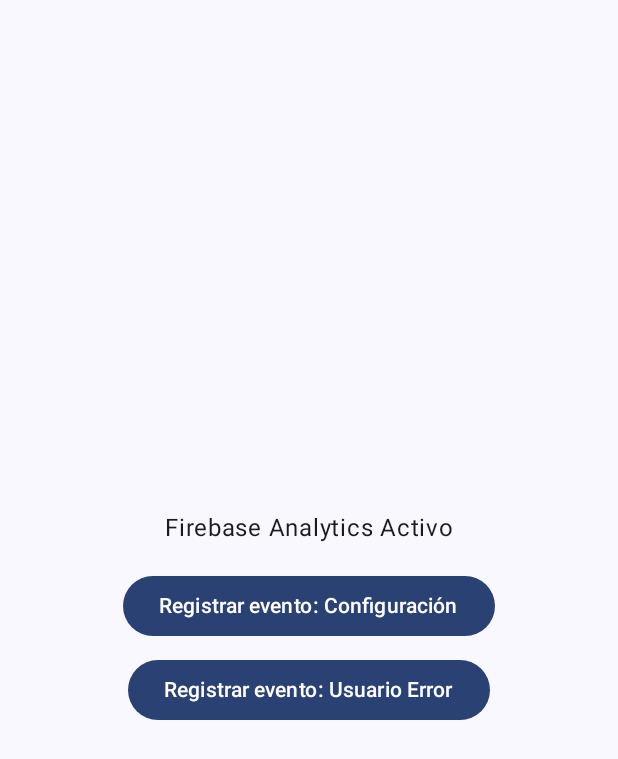
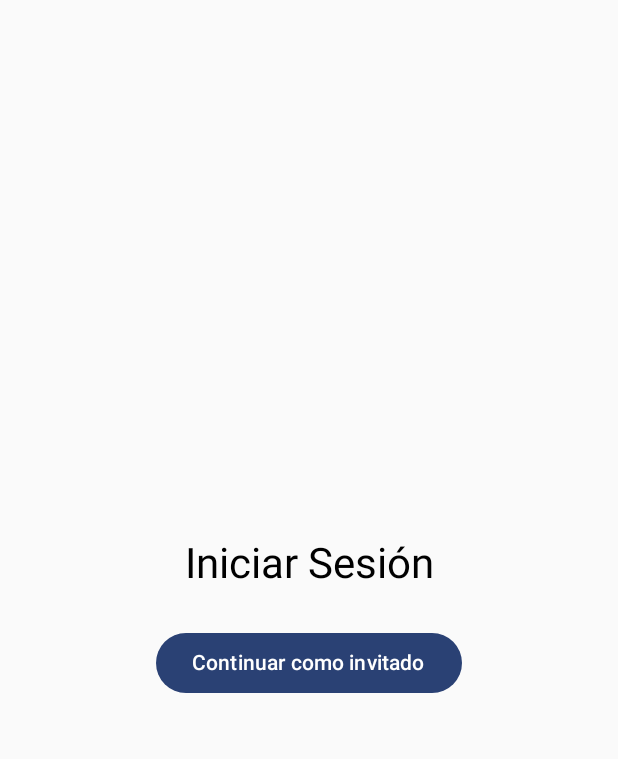
Before and after one commit to chrisdw23/android-firebase, an Android app built with Jetpack Compose: the screen it shows after launch (MainActivity), on a phone screen of 412 x 824 dp. Shown: the top 759 px of the screen. Run offline under Robolectric (Android 15) with nearby library versions, the phone set to English and light mode, and no system bars; our stand-ins replace Firebase (no records; nobody signed in at launch, a user with empty details on screens opened directly).

Commit message:
feat(auth): implement anonymous authentication and session routing

```diff
--- a/app/build.gradle.kts
+++ b/app/build.gradle.kts
@@ -52,8 +52,10 @@ dependencies {
     implementation(libs.androidx.compose.ui.tooling.preview)
     implementation(libs.androidx.compose.material3)
 
-    implementation(platform("com.google.firebase:firebase-bom:35.2.0"))
+    implementation(platform("com.google.firebase:firebase-bom:33.7.0"))
     implementation("com.google.firebase:firebase-analytics")
+    implementation("com.google.firebase:firebase-auth")
+    implementation("androidx.navigation:navigation-compose:2.8.9")
 
     testImplementation(libs.junit)
     androidTestImplementation(libs.androidx.junit)
--- a/app/src/main/java/io/devexpert/firebase_android/MainActivity.kt
+++ b/app/src/main/java/io/devexpert/firebase_android/MainActivity.kt
@@ -4,24 +4,8 @@ import android.os.Bundle
 import androidx.activity.ComponentActivity
 import androidx.activity.compose.setContent
 import androidx.activity.enableEdgeToEdge
-import androidx.compose.foundation.layout.Arrangement
-import androidx.compose.foundation.layout.Column
-import androidx.compose.foundation.layout.Spacer
-import androidx.compose.foundation.layout.fillMaxSize
-import androidx.compose.foundation.layout.height
-import androidx.compose.foundation.layout.padding
-import androidx.compose.material3.Button
-import androidx.compose.material3.Scaffold
-import androidx.compose.material3.Text
-import androidx.compose.runtime.Composable
-import androidx.compose.runtime.LaunchedEffect
-import androidx.compose.runtime.remember
-import androidx.compose.ui.Alignment
-import androidx.compose.ui.Modifier
-import androidx.compose.ui.platform.LocalContext
-import androidx.compose.ui.unit.dp
+import io.devexpert.firebase_android.ui.navigation.AppNavigation
 import io.devexpert.firebase_android.ui.theme.Firebase_androidTheme
-import io.devexpert.firebase_android.utils.AnalyticsManager
 
 class MainActivity : ComponentActivity() {
     override fun onCreate(savedInstanceState: Bundle?) {
@@ -29,46 +13,8 @@ class MainActivity : ComponentActivity() {
         enableEdgeToEdge()
         setContent {
             Firebase_androidTheme {
-                Scaffold(modifier = Modifier.fillMaxSize()) { innerPadding ->
-                    AnalyticsScreen(
-                        modifier = Modifier.padding(innerPadding)
-                    )
-                }
+                AppNavigation()
             }
         }
     }
 }
-
-@Composable
-fun AnalyticsScreen(modifier: Modifier = Modifier) {
-    val context = LocalContext.current
-    val analytics = remember { AnalyticsManager(context) }
-
-    // Seguimiento de pantalla seguro ante recomposiciones
-    LaunchedEffect(Unit) {
-        analytics.logScreenView("MainScreen")
-    }
-
-    Column(
-        modifier = modifier.fillMaxSize(),
-        verticalArrangement = Arrangement.Center,
-        horizontalAlignment = Alignment.CenterHorizontally
-    ) {
-        Text(text = "Firebase Analytics Activo")
-        Spacer(modifier = Modifier.height(16.dp))
-        Button(onClick = {
-            val params = Bundle().apply {
-                putString("opcion", "tema_oscuro")
-            }
-            analytics.logEvent("configuracion", params)
-        }) {
-            Text(text = "Registrar evento: Configuración")
-        }
-        Spacer(modifier = Modifier.height(8.dp))
-        Button(onClick = {
-            analytics.logError("Error simulado desde Compose")
-        }) {
-            Text(text = "Registrar evento: Usuario Error")
-        }
-    }
-}
--- /dev/null
+++ b/app/src/main/java/io/devexpert/firebase_android/ui/navigation/Navigation.kt
@@ -0,0 +1,50 @@
+package io.devexpert.firebase_android.ui.navigation
+
+import androidx.compose.runtime.Composable
+import androidx.compose.runtime.remember
+import androidx.compose.ui.platform.LocalContext
+import androidx.navigation.compose.NavHost
+import androidx.navigation.compose.composable
+import androidx.navigation.compose.rememberNavController
+import io.devexpert.firebase_android.ui.screens.HomeScreen
+import io.devexpert.firebase_android.ui.screens.LoginScreen
+import io.devexpert.firebase_android.utils.AnalyticsManager
+import io.devexpert.firebase_android.utils.AuthManager
+
+@Composable
+fun AppNavigation() {
+    val navController = rememberNavController()
+    val context = LocalContext.current
+    val authManager = remember { AuthManager() }
+    val analyticsManager = remember { AnalyticsManager(context) }
+
+    val startDestination = if (authManager.getCurrentUser() != null) "home" else "login"
+
+    NavHost(
+        navController = navController,
+        startDestination = startDestination
+    ) {
+        composable("login") {
+            LoginScreen(
+                auth = authManager,
+                analytics = analyticsManager,
+                onNavigateToHome = {
+                    navController.navigate("home") {
+                        popUpTo("login") { inclusive = true }
+                    }
+                }
+            )
+        }
+        composable("home") {
+            HomeScreen(
+                auth = authManager,
+                analytics = analyticsManager,
+                onNavigateToLogin = {
+                    navController.navigate("login") {
+                        popUpTo("home") { inclusive = true }
+                    }
+                }
+            )
+        }
+    }
+}
--- /dev/null
+++ b/app/src/main/java/io/devexpert/firebase_android/ui/screens/LoginScreen.kt
@@ -0,0 +1,64 @@
+package io.devexpert.firebase_android.ui.screens
+
+import android.widget.Toast
+import androidx.compose.foundation.layout.Arrangement
+import androidx.compose.foundation.layout.Column
+import androidx.compose.foundation.layout.Spacer
+import androidx.compose.foundation.layout.fillMaxSize
+import androidx.compose.foundation.layout.height
+import androidx.compose.foundation.layout.padding
+import androidx.compose.material3.Button
+import androidx.compose.material3.MaterialTheme
+import androidx.compose.material3.Text
+import androidx.compose.runtime.Composable
+import androidx.compose.runtime.rememberCoroutineScope
+import androidx.compose.ui.Alignment
+import androidx.compose.ui.Modifier
+import androidx.compose.ui.platform.LocalContext
+import androidx.compose.ui.unit.dp
+import io.devexpert.firebase_android.utils.AnalyticsManager
+import io.devexpert.firebase_android.utils.AuthManager
+import io.devexpert.firebase_android.utils.AuthRes
+import kotlinx.coroutines.launch
+
+@Composable
+fun LoginScreen(
+    auth: AuthManager,
+    analytics: AnalyticsManager,
+    onNavigateToHome: () -> Unit
+) {
+    val context = LocalContext.current
+    val scope = rememberCoroutineScope()
+
+    Column(
+        modifier = Modifier
+            .fillMaxSize()
+            .padding(24.dp),
+        verticalArrangement = Arrangement.Center,
+        horizontalAlignment = Alignment.CenterHorizontally
+    ) {
+        Text(
+            text = "Iniciar Sesión",
+            style = MaterialTheme.typography.headlineMedium
+        )
+        Spacer(modifier = Modifier.height(24.dp))
+        Button(
+            onClick = {
+                scope.launch {
+                    when (val result = auth.signInAnonymously()) {
+                        is AuthRes.Success -> {
+                            analytics.logEvent("login_anonimo_exitoso")
+                            onNavigateToHome()
+                        }
+                        is AuthRes.Error -> {
+                            analytics.logError(result.errorMessage)
+                            Toast.makeText(context, result.errorMessage, Toast.LENGTH_SHORT).show()
+                        }
+                    }
+                }
+            }
+        ) {
+            Text(text = "Continuar como invitado")
+        }
+    }
+}
--- /dev/null
+++ b/app/src/main/java/io/devexpert/firebase_android/utils/AuthManager.kt
@@ -0,0 +1,31 @@
+package io.devexpert.firebase_android.utils
+
+import com.google.firebase.auth.FirebaseAuth
+import com.google.firebase.auth.FirebaseUser
+import kotlinx.coroutines.tasks.await
+
+sealed class AuthRes<out T> {
+    data class Success<T>(val data: T) : AuthRes<T>()
+    data class Error(val errorMessage: String) : AuthRes<Nothing>()
+}
+
+class AuthManager {
+    private val auth: FirebaseAuth = FirebaseAuth.getInstance()
+
+    suspend fun signInAnonymously(): AuthRes<FirebaseUser?> {
+        return try {
+            val result = auth.signInAnonymously().await()
+            AuthRes.Success(result.user)
+        } catch (e: Exception) {
+            AuthRes.Error(e.message ?: "Error al iniciar sesión como invitado")
+        }
+    }
+
+    fun signOut() {
+        auth.signOut()
+    }
+
+    fun getCurrentUser(): FirebaseUser? {
+        return auth.currentUser
+    }
+}
--- a/gradle.properties
+++ b/gradle.properties
@@ -6,7 +6,8 @@
 # http://www.gradle.org/docs/current/userguide/build_environment.html
 # Specifies the JVM arguments used for the daemon process.
 # The setting is particularly useful for tweaking memory settings.
-org.gradle.jvmargs=-Xmx2048m -Dfile.encoding=UTF-8
+org.gradle.jvmargs=-Xmx3072m -Dfile.encoding=UTF-8
+kotlin.daemon.jvmargs=-Xmx2048m
 # When configured, Gradle will run in incubating parallel mode.
 # This option should only be used with decoupled projects. For more details, visit
 # https://developer.android.com/r/tools/gradle-multi-project-decoupled-projects
```
Also changed, not shown: app/src/main/java/io/devexpert/firebase_android/ui/screens/HomeScreen.kt (added, +57 -0 lines), 1 other file.
